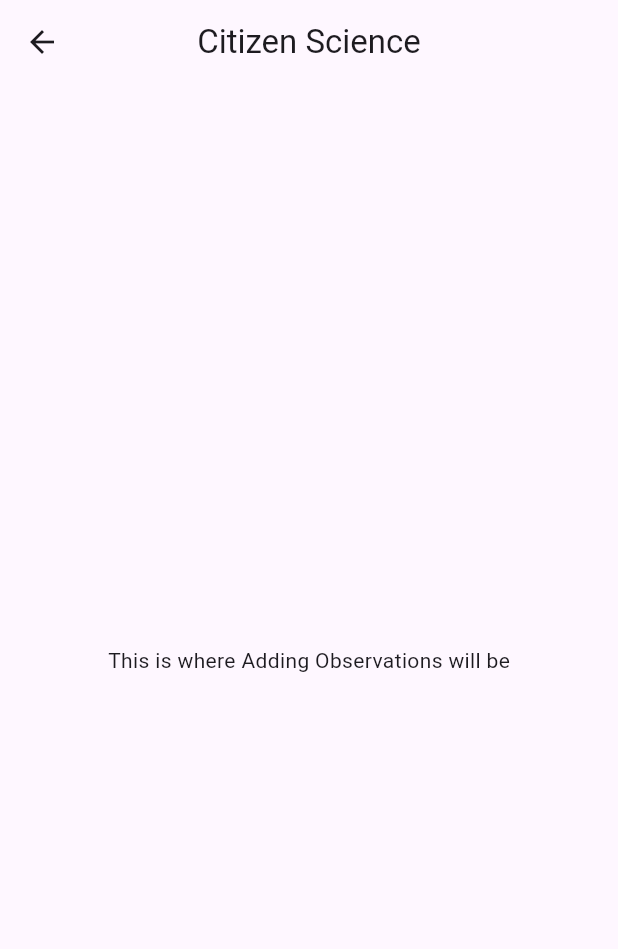
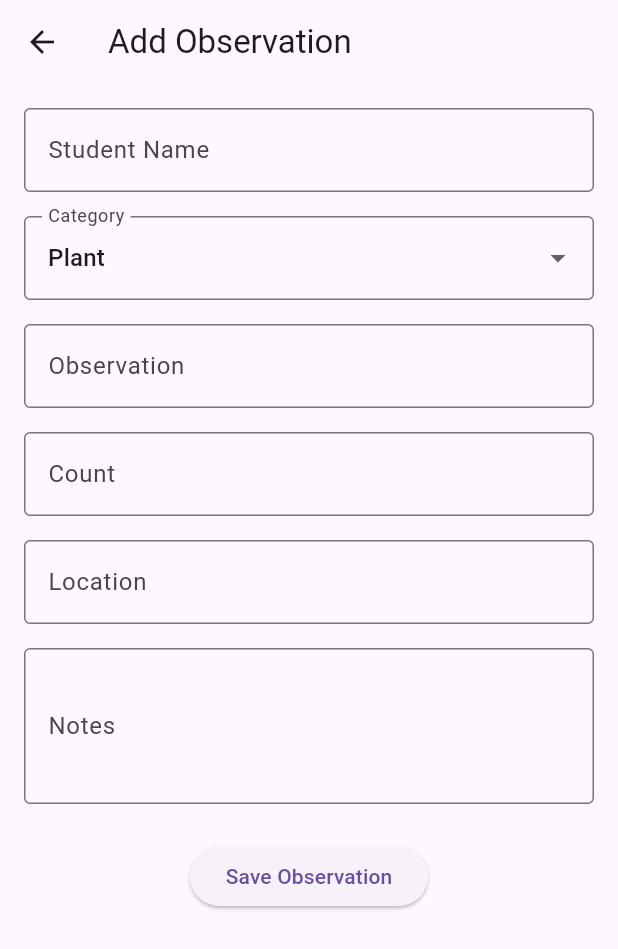
Before and after one commit to cocomittens/citizen-science-for-kids, a Flutter app: the NavPage screen opened by its route, after a tap on "Add New Observation", on a phone screen of 412 x 824 dp. Shown: the top 949 px of the screen. Run offline on Flutter 3.47's test engine with Material 3 defaults, Android fonts, the phone set to English and light mode, and no system bars.

Commit message:
Add Observation Page/ Updated Main Dart

```diff
--- a/mobile/lib/main.dart
+++ b/mobile/lib/main.dart
@@ -21,7 +21,7 @@ class CitizenScienceApp extends StatelessWidget {
       routes: {
         '/landing': (context) => const LandingPage(),
         '/nav': (context) => const NavPage(),
-        '/add': (context) => const AddObsPage(),
+        '/add': (context) => const AddObservationPage(),
         '/description': (context) => const DescriptionPage(),
         '/view': (context) => const ViewObsPage(),
       }
--- a/mobile/lib/screens/add_obs_page.dart
+++ b/mobile/lib/screens/add_obs_page.dart
@@ -1,18 +1,177 @@
 import 'package:flutter/material.dart';
 
-class AddObsPage extends StatelessWidget {
-  const AddObsPage({super.key});
+class AddObservationPage extends StatefulWidget {
+  const AddObservationPage({super.key});
+
+  @override
+  State<AddObservationPage> createState() => _AddObservationPageState();
+}
+
+class _AddObservationPageState extends State<AddObservationPage> {
+  final TextEditingController studentNameController = TextEditingController();
+  final TextEditingController observationController = TextEditingController();
+  final TextEditingController countController = TextEditingController();
+  final TextEditingController locationController = TextEditingController();
+  final TextEditingController notesController = TextEditingController();
+
+  String selectedCategory = 'Plant';
+
+  final List<String> categories = [
+    'Plant',
+    'Animal',
+    'Insect',
+    'Weather',
+    'Other',
+  ];
+
+  void saveObservation() {
+    String studentName = studentNameController.text.trim();
+    String observation = observationController.text.trim();
+    String countText = countController.text.trim();
+    String location = locationController.text.trim();
+    String notes = notesController.text.trim();
+
+    if (studentName.isEmpty ||
+        observation.isEmpty ||
+        countText.isEmpty ||
+        location.isEmpty) {
+      ScaffoldMessenger.of(context).showSnackBar(
+        const SnackBar(
+          content: Text('Please fill out all required fields.'),
+        ),
+      );
+      return;
+    }
+
+    int? count = int.tryParse(countText);
+
+    if (count == null || count <= 0) {
+      ScaffoldMessenger.of(context).showSnackBar(
+        const SnackBar(
+          content: Text('Count must be a positive number.'),
+        ),
+      );
+      return;
+    }
+
+    Map<String, dynamic> newObservation = {
+      'studentName': studentName,
+      'category': selectedCategory,
+      'observation': observation,
+      'count': count,
+      'location': location,
+      'notes': notes,
+    };
+
+    Navigator.pop(context, newObservation);
+  }
+
+  @override
+  void dispose() {
+    studentNameController.dispose();
+    observationController.dispose();
+    countController.dispose();
+    locationController.dispose();
+    notesController.dispose();
+    super.dispose();
+  }
 
   @override
   Widget build(BuildContext context) {
     return Scaffold(
       appBar: AppBar(
-        title: const Text('Citizen Science'),
-        centerTitle: true,
+        title: const Text('Add Observation'),
       ),
-      body: Center(
-        child: Text('This is where Adding Observations will be')
-      )
+      body: SingleChildScrollView(
+        padding: const EdgeInsets.all(16.0),
+        child: Column(
+          children: [
+            TextField(
+              controller: studentNameController,
+              decoration: const InputDecoration(
+                labelText: 'Student Name',
+                hintText: 'Example: Alex',
+                border: OutlineInputBorder(),
+              ),
+            ),
+
+            const SizedBox(height: 16),
+
+            DropdownButtonFormField<String>(
+              value: selectedCategory,
+              decoration: const InputDecoration(
+                labelText: 'Category',
+                border: OutlineInputBorder(),
+              ),
+              items: categories.map((String category) {
+                return DropdownMenuItem<String>(
+                  value: category,
+                  child: Text(category),
+                );
+              }).toList(),
+              onChanged: (String? newValue) {
+                if (newValue != null) {
+                  setState(() {
+                    selectedCategory = newValue;
+                  });
+                }
+              },
+            ),
+
+            const SizedBox(height: 16),
+
+            TextField(
+              controller: observationController,
+              decoration: const InputDecoration(
+                labelText: 'Observation',
+                hintText: 'Example: butterfly',
+                border: OutlineInputBorder(),
+              ),
+            ),
+
+            const SizedBox(height: 16),
+
+            TextField(
+              controller: countController,
+              keyboardType: TextInputType.number,
+              decoration: const InputDecoration(
+                labelText: 'Count',
+                hintText: 'Example: 3',
+                border: OutlineInputBorder(),
+              ),
+            ),
+
+            const SizedBox(height: 16),
+
+            TextField(
+              controller: locationController,
+              decoration: const InputDecoration(
+                labelText: 'Location',
+                hintText: 'Example: school garden',
+                border: OutlineInputBorder(),
+              ),
+            ),
+
+            const SizedBox(height: 16),
+
+            TextField(
+              controller: notesController,
+              maxLines: 3,
+              decoration: const InputDecoration(
+                labelText: 'Notes',
+                border: OutlineInputBorder(),
+              ),
+            ),
+
+            const SizedBox(height: 24),
+
+            ElevatedButton(
+              onPressed: saveObservation,
+              child: const Text('Save Observation'),
+            ),
+          ],
+        ),
+      ),
     );
   }
 }
```
